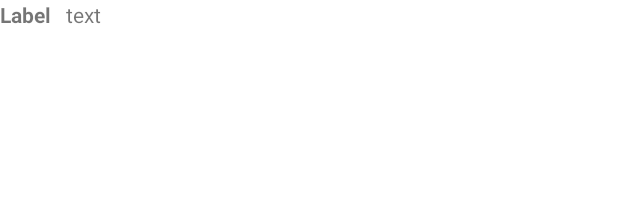
After one commit to dw31200/PicsumGallery, an Android app: the layout widget_label_text.xml on its own in the app's theme, with its tools: preview values and no code run, on a phone screen of 412 x 824 dp. The commit adds this screen. Shown: the top 197 px of the screen. Run offline under Robolectric (Android 15) with nearby library versions, the phone set to English and light mode, and no system bars.

Commit message:
#12 Custom View 만들기

```diff
--- /dev/null
+++ b/app/src/main/res/layout/widget_label_text.xml
@@ -0,0 +1,30 @@
+<?xml version="1.0" encoding="utf-8"?>
+<androidx.constraintlayout.widget.ConstraintLayout xmlns:android="http://schemas.android.com/apk/res/android"
+    xmlns:tools="http://schemas.android.com/tools"
+    android:layout_width="match_parent"
+    android:layout_height="match_parent"
+    xmlns:app="http://schemas.android.com/apk/res-auto">
+
+    <TextView
+        android:id="@+id/label"
+        android:layout_width="wrap_content"
+        android:layout_height="wrap_content"
+        app:layout_constraintStart_toStartOf="parent"
+        app:layout_constraintTop_toTopOf="parent"
+        tools:text="Label"
+        android:textSize="14sp"
+        android:textStyle="bold" />
+
+    <TextView
+        android:id="@+id/text"
+        android:layout_width="wrap_content"
+        android:layout_height="wrap_content"
+        app:layout_constraintStart_toEndOf="@id/label"
+        app:layout_constraintTop_toTopOf="parent"
+        app:layout_constraintEnd_toEndOf="parent"
+        app:layout_constraintHorizontal_bias="0"
+        android:layout_marginStart="10dp"
+        tools:text="text"
+        android:textSize="14sp" />
+
+</androidx.constraintlayout.widget.ConstraintLayout>
```
Also changed, not shown: app/src/main/java/com/example/picsumgallery/ui/widget/LabelTextWidget.kt (added, +50 -0 lines), app/src/main/res/layout/fragment_gallery_detail.xml (+38 -23 lines).
